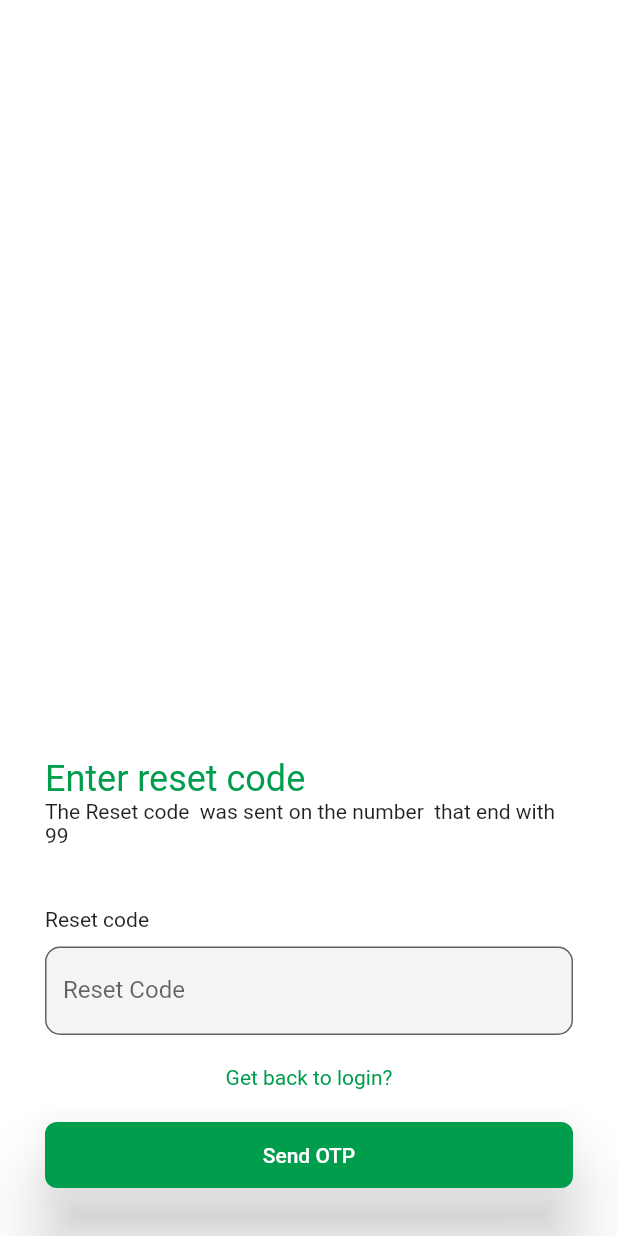
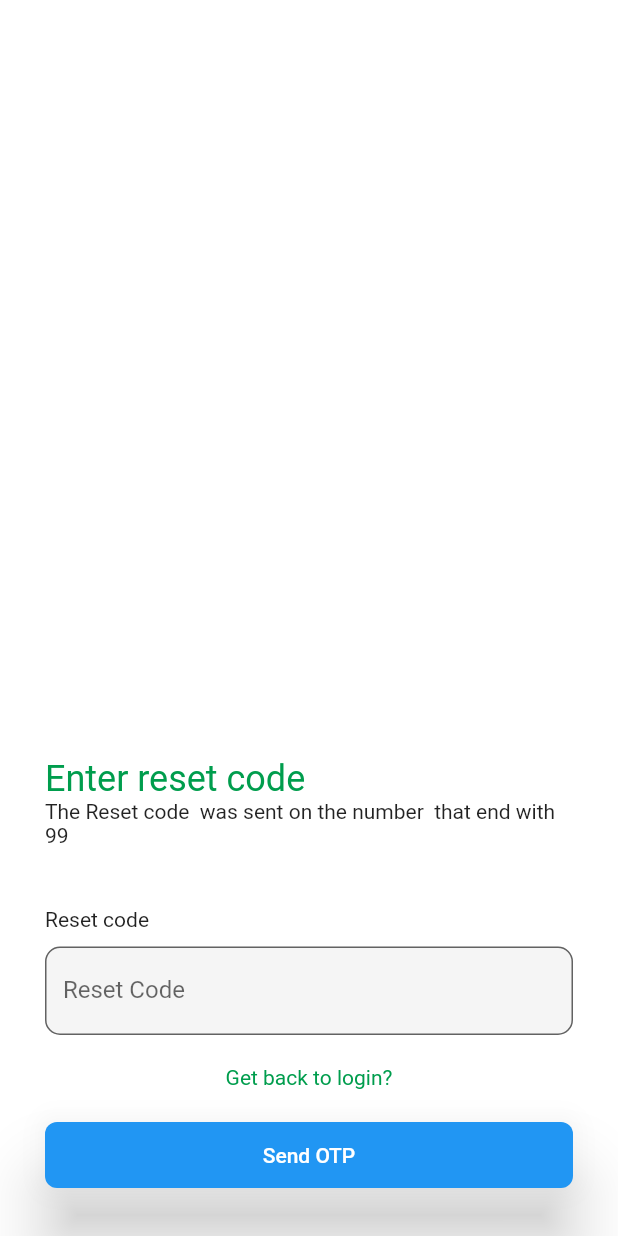
Before and after one commit to dyaboykyl/fretboard-diagramer, a Flutter app: the OtpPage screen opened by its route, on a phone screen of 412 x 824 dp. Run offline on Flutter 3.47's test engine with Material 2 defaults, Android fonts, the phone set to English and light mode, and no system bars; drawn by our look-alikes of flutter_form_builder; our stand-ins replace bottom_navy_bar, eva_icons_flutter, get, get_storage, graphql_flutter, hexcolor; missing offline and left inert: flag; accounts and stored records are empty.

Commit message:
Migration updates

```diff
--- a/lib/shared/widgets/general/block_button.dart
+++ b/lib/shared/widgets/general/block_button.dart
@@ -28,7 +28,7 @@ class BlockButton extends StatelessWidget {
           padding: EdgeInsets.symmetric(vertical: 14),
           color: usePrimaryColor
               ? Theme.of(context).primaryColor
-              : Theme.of(context).accentColor,
+              : Theme.of(context).colorScheme.secondary,
           child: isLoading
               ? SizedBox(
                   width: 20,
--- a/lib/theme/theme.dart
+++ b/lib/theme/theme.dart
@@ -1,4 +1,5 @@
 import 'package:flutter/material.dart';
+import 'package:flutter/services.dart';
 import 'package:hexcolor/hexcolor.dart';
 
 class Themes {
@@ -6,39 +7,33 @@ class Themes {
       inputDecorationTheme: InputDecorationTheme(filled: true),
       primaryColor: HexColor("#009D4D"),
       indicatorColor: HexColor("#009D4D"),
-      accentColor: HexColor("#009D4D"),
       appBarTheme: AppBarTheme(
-        brightness: Brightness.light,
+        systemOverlayStyle: SystemUiOverlayStyle.light,
       ),
       backgroundColor: HexColor("#FFFFFF"),
       // accentColor: Color.fromARGB(1, 0, 39, 72),
       scaffoldBackgroundColor: HexColor("#FFFFFF"),
       canvasColor: HexColor("#FFFFFF"),
-      floatingActionButtonTheme:
-          FloatingActionButtonThemeData(backgroundColor: HexColor("#009D4D")),
+      floatingActionButtonTheme: FloatingActionButtonThemeData(backgroundColor: HexColor("#009D4D")),
       buttonTheme: ButtonThemeData(
         buttonColor: HexColor("#009D4D"), //  <-- dark color
-        textTheme:
-            ButtonTextTheme.primary, //  <-- this auto selects the right color
+        textTheme: ButtonTextTheme.primary, //  <-- this auto selects the right color
       ));
 
   final darkTheme = ThemeData.dark().copyWith(
       inputDecorationTheme: InputDecorationTheme(filled: true),
       indicatorColor: HexColor("#009D4D"),
       primaryColor: HexColor("#009D4D"),
-      accentColor: HexColor("#009D4D"),
       appBarTheme: AppBarTheme(
-        brightness: Brightness.dark,
+        systemOverlayStyle: SystemUiOverlayStyle.dark,
       ),
       backgroundColor: HexColor("#021623"),
       // accentColor: Color.fromARGB(1, 0, 39, 72),
       scaffoldBackgroundColor: HexColor("#021623"),
       canvasColor: HexColor("#021623"),
-      floatingActionButtonTheme:
-          FloatingActionButtonThemeData(backgroundColor: HexColor("#009D4D")),
+      floatingActionButtonTheme: FloatingActionButtonThemeData(backgroundColor: HexColor("#009D4D")),
       buttonTheme: ButtonThemeData(
         buttonColor: HexColor("#009D4D"), //  <-- dark color
-        textTheme:
-            ButtonTextTheme.primary, //  <-- this auto selects the right color
+        textTheme: ButtonTextTheme.primary, //  <-- this auto selects the right color
       ));
 }
```
Also changed, not shown: pubspec.lock, 1 other file.
